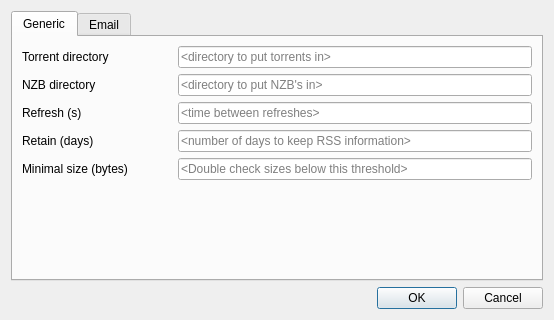
Old version of the form branches/qtswarmtv-episodes/settingsdialog.ui in the repository annejan/swarmtv.
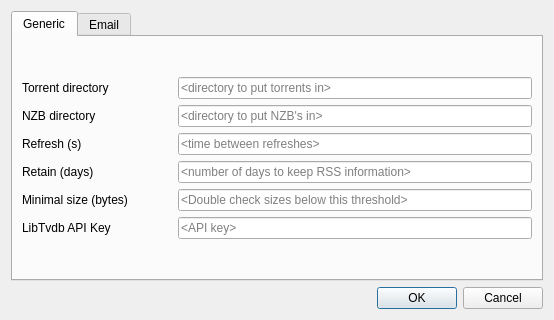
New version of the form. Icons and pictures are not drawn.

Commit message: Added libTvdb API key to config window, still a restart is needed to use the API key.

```diff
--- a/branches/qtswarmtv-episodes/settingsdialog.ui
+++ b/branches/qtswarmtv-episodes/settingsdialog.ui
@@ -30,10 +30,10 @@
       <attribute name="title">
        <string>Generic</string>
       </attribute>
-      <layout class="QGridLayout" name="gridLayout_2">
+      <layout class="QGridLayout" name="gridLayout_4">
        <item row="0" column="0">
-        <layout class="QVBoxLayout" name="verticalLayout">
-         <item>
+        <layout class="QGridLayout" name="gridLayout_2">
+         <item row="0" column="0">
           <layout class="QHBoxLayout" name="horizontalLayout">
            <item>
             <widget class="QLabel" name="label_2">
@@ -63,7 +63,7 @@
            </item>
           </layout>
          </item>
-         <item>
+         <item row="1" column="0">
           <layout class="QHBoxLayout" name="horizontalLayout_2">
            <item>
             <widget class="QLabel" name="label">
@@ -93,7 +93,7 @@
            </item>
           </layout>
          </item>
-         <item>
+         <item row="2" column="0">
           <layout class="QHBoxLayout" name="horizontalLayout_3">
            <item>
             <widget class="QLabel" name="label_3">
@@ -123,7 +123,7 @@
            </item>
           </layout>
          </item>
-         <item>
+         <item row="3" column="0">
           <layout class="QHBoxLayout" name="horizontalLayout_4">
            <item>
             <widget class="QLabel" name="label_4">
@@ -153,7 +153,7 @@
            </item>
           </layout>
          </item>
-         <item>
+         <item row="4" column="0">
           <layout class="QHBoxLayout" name="horizontalLayout_5">
            <item>
             <widget class="QLabel" name="label_5">
@@ -183,21 +183,35 @@
            </item>
           </layout>
          </item>
+         <item row="5" column="0">
+          <layout class="QHBoxLayout" name="horizontalLayout_7">
+           <item>
+            <widget class="QLabel" name="label_9">
+             <property name="minimumSize">
+              <size>
+               <width>150</width>
+               <height>0</height>
+              </size>
+             </property>
+             <property name="text">
+              <string>LibTvdb API Key </string>
+             </property>
+            </widget>
+           </item>
+           <item>
+            <widget class="QLineEdit" name="apiKeyLineEdit">
+             <property name="toolTip">
+              <string>API key for thetvdb.com interface. Needed to retrieve episode data. Get the API key by registering at http://thetvdb.com</string>
+             </property>
+             <property name="placeholderText">
+              <string>&lt;API key&gt;</string>
+             </property>
+            </widget>
+           </item>
+          </layout>
+         </item>
         </layout>
        </item>
-       <item row="1" column="0">
-        <spacer name="verticalSpacer_2">
-         <property name="orientation">
-          <enum>Qt::Vertical</enum>
-         </property>
-         <property name="sizeHint" stdset="0">
-          <size>
-           <width>20</width>
-           <height>40</height>
-          </size>
-         </property>
-        </spacer>
-       </item>
       </layout>
      </widget>
      <widget class="QWidget" name="tab_2">
```
The commit also changes 3 other files.
